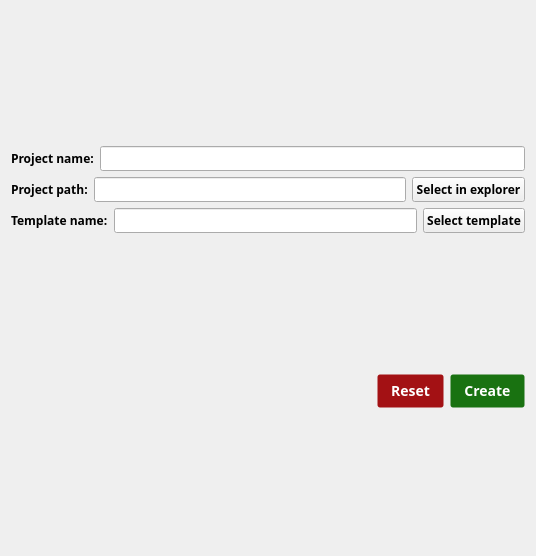
Old version of the form projectsmenu.ui in the repository Notidman/Dollar.
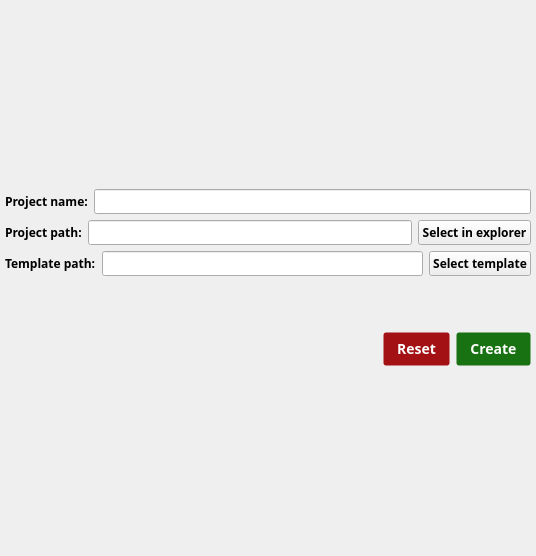
New version of the form.

Diff of the .ui file:
```diff
--- a/projectsmenu.ui
+++ b/projectsmenu.ui
@@ -21,23 +21,54 @@
    <string>Form</string>
   </property>
   <layout class="QVBoxLayout" name="verticalLayout_2">
+   <property name="leftMargin">
+    <number>0</number>
+   </property>
+   <property name="topMargin">
+    <number>0</number>
+   </property>
+   <property name="rightMargin">
+    <number>0</number>
+   </property>
+   <property name="bottomMargin">
+    <number>0</number>
+   </property>
    <item>
-    <layout class="QVBoxLayout" name="verticalLayout">
+    <layout class="QGridLayout" name="gridLayout_2">
+     <property name="leftMargin">
+      <number>5</number>
+     </property>
+     <property name="topMargin">
+      <number>5</number>
+     </property>
+     <property name="rightMargin">
+      <number>5</number>
+     </property>
+     <property name="bottomMargin">
+      <number>5</number>
+     </property>
+     <item row="3" column="0">
+      <layout class="QHBoxLayout" name="horizontalLayout_6">
      <item>
-      <layout class="QHBoxLayout" name="horizontalLayout_4">
-       <item>
-        <widget class="QLabel" name="label">
+        <widget class="QLabel" name="label_3">
          <property name="text">
-          <string>Project name:</string>
+          <string>Template path:</string>
          </property>
         </widget>
        </item>
        <item>
-        <widget class="QLineEdit" name="lEdit_project_name"/>
+        <widget class="QLineEdit" name="lEdit_drc_way"/>
+       </item>
+       <item>
+        <widget class="QPushButton" name="pb_select_template">
+         <property name="text">
+          <string>Select template</string>
+         </property>
+        </widget>
        </item>
       </layout>
      </item>
-     <item>
+     <item row="2" column="0">
       <layout class="QHBoxLayout" name="horizontalLayout_5">
        <item>
         <widget class="QLabel" name="label_2">
@@ -58,31 +89,17 @@
        </item>
       </layout>
      </item>
-     <item>
-      <layout class="QHBoxLayout" name="horizontalLayout_6">
-       <item>
-        <widget class="QLabel" name="label_3">
-         <property name="text">
-          <string>Template name:</string>
-         </property>
-        </widget>
-       </item>
-       <item>
-        <widget class="QLineEdit" name="lEdit_template_name"/>
-       </item>
-       <item>
-        <widget class="QPushButton" name="pb_select_template">
-         <property name="text">
-          <string>Select template</string>
-         </property>
-        </widget>
-       </item>
-      </layout>
-     </item>
-    </layout>
-   </item>
-   <item>
-    <layout class="QHBoxLayout" name="horizontalLayout_3">
+     <item row="4" column="0">
+      <layout class="QHBoxLayout" name="horizontalLayout">
+       <property name="sizeConstraint">
+        <enum>QLayout::SetMinimumSize</enum>
+       </property>
+       <property name="topMargin">
+        <number>50</number>
+       </property>
+       <property name="bottomMargin">
+        <number>0</number>
+       </property>
      <item>
       <spacer name="horizontalSpacer">
        <property name="orientation">
@@ -138,6 +155,22 @@
         <string>Create</string>
        </property>
       </widget>
+       </item>
+      </layout>
+     </item>
+     <item row="1" column="0">
+      <layout class="QHBoxLayout" name="horizontalLayout_4">
+       <item>
+        <widget class="QLabel" name="label">
+         <property name="text">
+          <string>Project name:</string>
+         </property>
+        </widget>
+       </item>
+       <item>
+        <widget class="QLineEdit" name="lEdit_project_name"/>
+       </item>
+      </layout>
      </item>
     </layout>
    </item>
```
Lines whose indentation alone changed are shown as unchanged.
